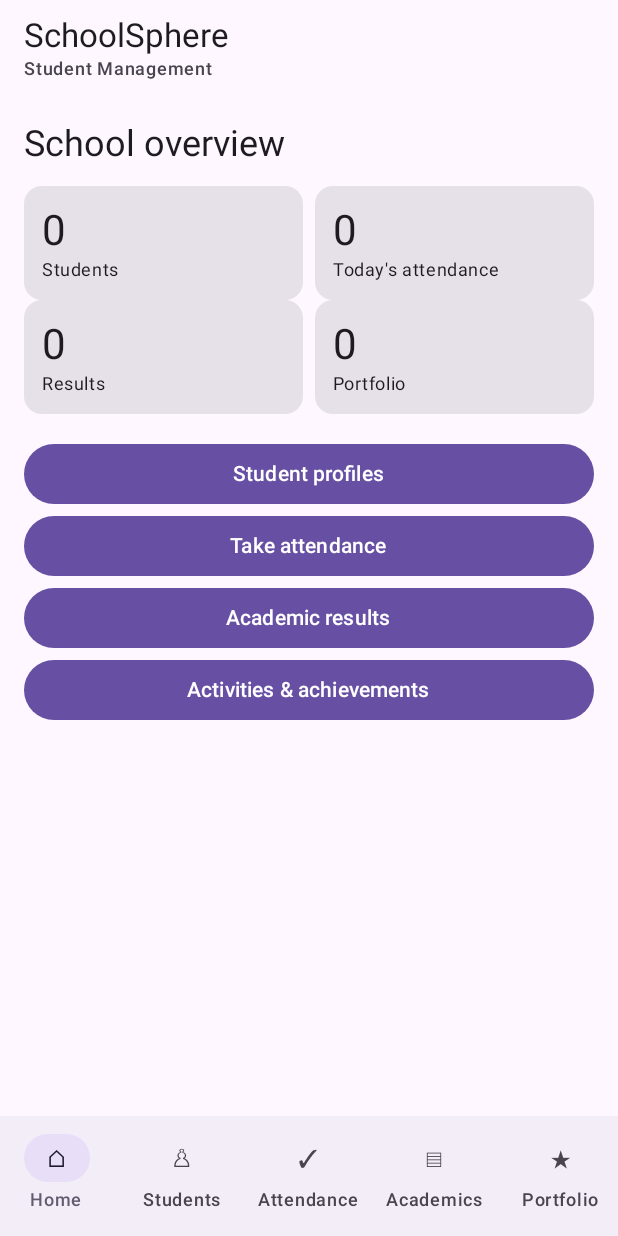
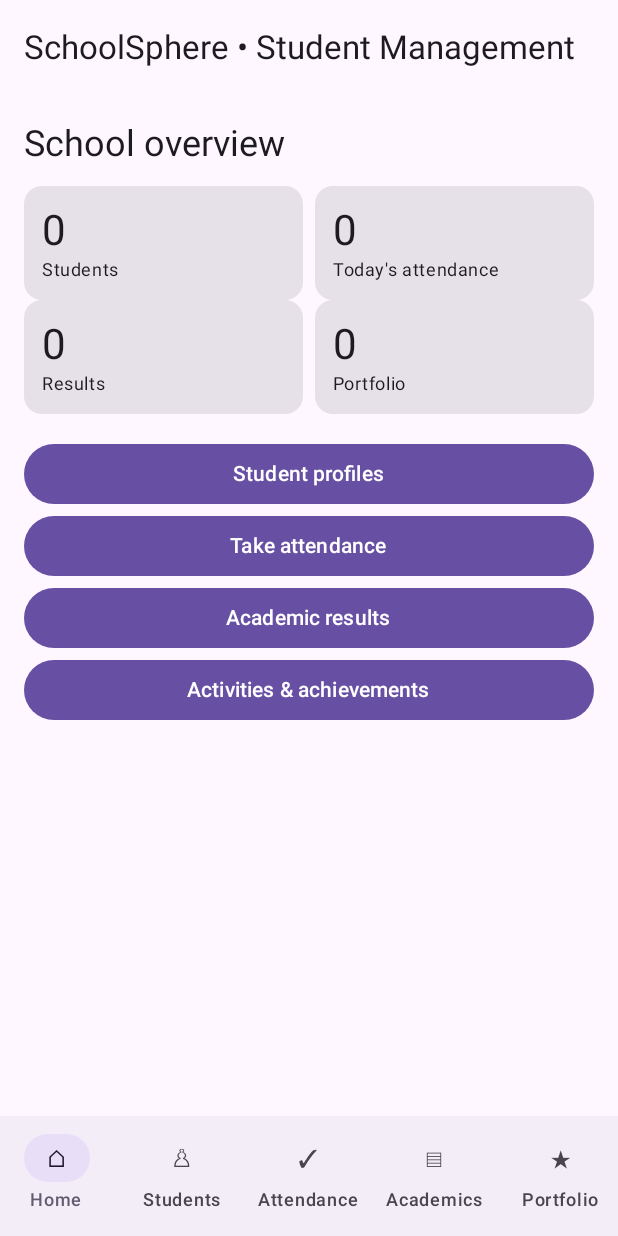
Before and after one commit to vicky251192-spec/Apkkk, an Android app built with Jetpack Compose: the screen it shows after launch (MainActivity), on a phone screen of 412 x 824 dp. Run offline under Robolectric (Android 15) with nearby library versions, the phone set to English and light mode, and no system bars.

Commit message:
Fix Material3 top bar API for Android build

```diff
--- a/app/src/main/java/com/schoolsphere/app/MainActivity.kt
+++ b/app/src/main/java/com/schoolsphere/app/MainActivity.kt
@@ -52,7 +52,7 @@ class MainActivity:ComponentActivity(){override fun onCreate(savedInstanceState:
  val students=remember(refresh){db.students()};val today=remember{SimpleDateFormat("yyyy-MM-dd",Locale.US).format(Date())}
  val marks=remember(refresh){db.attendance(today)};val academic=remember(refresh){db.academics()};val portfolio=remember(refresh){db.portfolio()}
  MaterialTheme{
-  Scaffold(topBar={TopAppBar(title={Text("SchoolSphere")},subtitle={Text("Student Management")})},bottomBar={NavigationBar{Page.values().forEach{p->NavigationBarItem(selected=page==p,onClick={page=p},icon={Text(when(p){Page.Home->"⌂";Page.Students->"♙";Page.Attendance->"✓";Page.Academics->"▤";Page.Portfolio->"★"})},label={Text(p.label)})}}},floatingActionButton={if(page==Page.Students||page==Page.Academics||page==Page.Portfolio)FloatingActionButton(onClick={dialog=when(page){Page.Students->"student";Page.Academics->"academic";Page.Portfolio->"portfolio";else->""}}){Text("+")}}){pad->
+  Scaffold(topBar={TopAppBar(title={Text("SchoolSphere • Student Management")})},bottomBar={NavigationBar{Page.values().forEach{p->NavigationBarItem(selected=page==p,onClick={page=p},icon={Text(when(p){Page.Home->"⌂";Page.Students->"♙";Page.Attendance->"✓";Page.Academics->"▤";Page.Portfolio->"★"})},label={Text(p.label)})}}},floatingActionButton={if(page==Page.Students||page==Page.Academics||page==Page.Portfolio)FloatingActionButton(onClick={dialog=when(page){Page.Students->"student";Page.Academics->"academic";Page.Portfolio->"portfolio";else->""}}){Text("+")}}){pad->
    Column(Modifier.padding(pad).fillMaxSize().padding(16.dp)){
     when(page){
      Page.Home->{Text("School overview",style=MaterialTheme.typography.headlineSmall);Spacer(Modifier.height(12.dp));Row(horizontalArrangement=Arrangement.spacedBy(8.dp)){Stat("Students",db.count("students").toString(),Modifier.weight(1f));Stat("Today's attendance",marks.size.toString(),Modifier.weight(1f))};Row(horizontalArrangement=Arrangement.spacedBy(8.dp)){Stat("Results",db.count("academics").toString(),Modifier.weight(1f));Stat("Portfolio",db.count("portfolio").toString(),Modifier.weight(1f))};Spacer(Modifier.height(16.dp));Button(onClick={page=Page.Students},Modifier.fillMaxWidth()){Text("Student profiles")};Button(onClick={page=Page.Attendance},Modifier.fillMaxWidth()){Text("Take attendance")};Button(onClick={page=Page.Academics},Modifier.fillMaxWidth()){Text("Academic results")};Button(onClick={page=Page.Portfolio},Modifier.fillMaxWidth()){Text("Activities & achievements")}}
```
